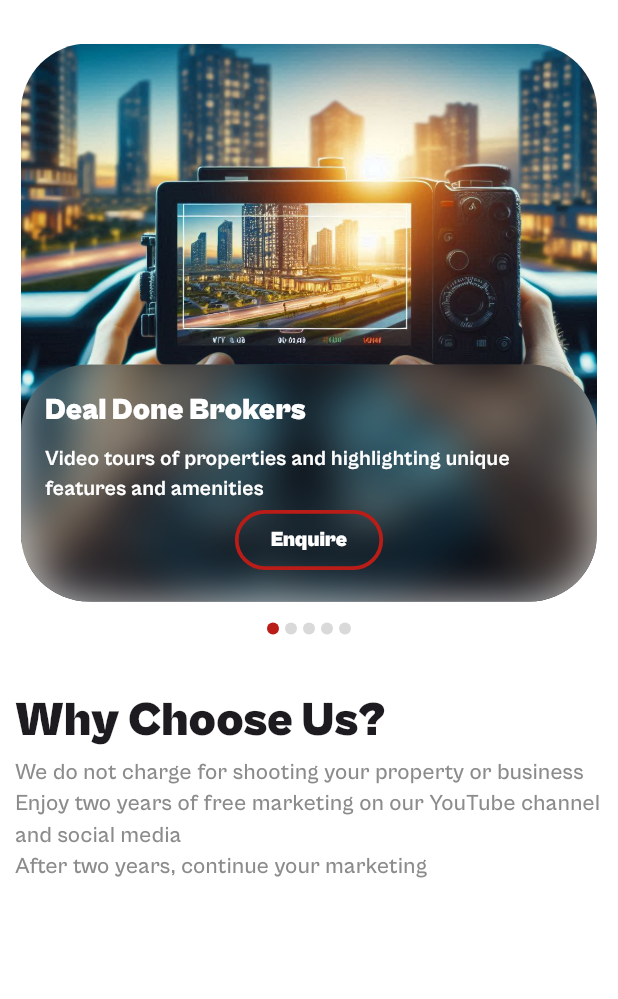
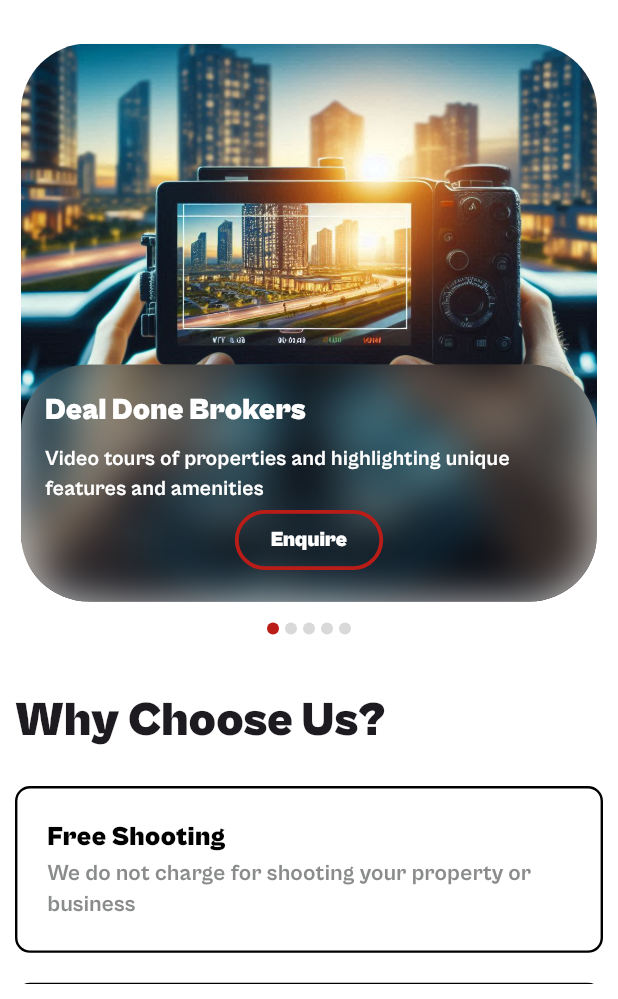
Before and after one commit to KodeInnovate-WorkSpace/s1media_app, a Flutter app: the HomeScreen screen opened directly, on a phone screen of 412 x 824 dp, the part 237-1236 px from its top. Run offline on Flutter 3.47's test engine with Material 3 defaults, Android fonts, the phone set to English and light mode, and no system bars; drawn by our look-alikes of carousel_slider; our stand-ins replace cloud_firestore, firebase_core, flutter_dotenv, get, pinput, shared_preferences and 1 more; missing offline and left inert: in_app_update, mailer; accounts and stored records are empty.

Commit message:
Add: new widgets

```diff
--- a/lib/main.dart
+++ b/lib/main.dart
@@ -94,7 +94,7 @@
           return const Scaffold(
             body: Center(
               child: CircularProgressIndicator(
-                color: Colors.green,
+                color: Color(0xffBA1D17),
               ),
             ),
           );
--- a/lib/screens/home.dart
+++ b/lib/screens/home.dart
@@ -1,17 +1,15 @@
 import 'dart:async';
 import 'dart:developer';
-import 'dart:ui';
 import 'package:carousel_slider/carousel_slider.dart';
 import 'package:flutter/material.dart';
-import 'package:flutter/services.dart';
 import 'package:get/get.dart';
-import 'package:s1media_app/screens/enquire_form.dart';
 import 'package:s1media_app/screens/login.dart';
-import 'package:s1media_app/screens/video.dart';
 import 'package:shared_preferences/shared_preferences.dart';
 import '../controller/auth_controller.dart';
 import '../controller/user_controller.dart';
 import '../model/myservice.dart';
+import '../widget/choose_us_container.dart';
+import '../widget/image_container.dart';
 
 class HomeScreen extends StatefulWidget {
   const HomeScreen({super.key});
@@ -62,7 +60,7 @@
       ),
     ];
 
-    _items = _myServices.map((service) => buildImageContainer(service)).toList();
+    _items = _myServices.map((service) => buildImageContainer(service, _myServices)).toList();
     getUserType();
     // Trigger the animation after a short delay
     Timer(const Duration(milliseconds: 500), () {
@@ -117,6 +115,7 @@
           padding: const EdgeInsets.symmetric(horizontal: 15, vertical: 50),
           child: Column(
             children: [
+              //logo
               Image.asset(
                 "assets/full_logo.png",
                 width: 120,
@@ -140,9 +139,13 @@
                 ),
 
               //Contact us
-              const ListTile(
+              InkWell(
+                onTap: () {},
+                // splashColor: const Color.fromRGBO(255, 20, 0, 100),
+                splashColor: const Color(0xffdc3545),
+                child: const ListTile(
                   leading: Icon(
-                  Icons.contact_page,
+                    Icons.near_me,
                     // size: 18,
                     color: Color(0xffdc3545),
                   ),
@@ -151,9 +154,11 @@
                     style: TextStyle(fontFamily: 'cgb', fontSize: 18),
                   ),
                 ),
+              ),
 
               //Logout Button
-              ListTile(
+              InkWell(
+                splashColor: const Color(0xffdc3545),
                 onTap: () {
                   showDialog(
                       context: context,
@@ -200,14 +205,16 @@
                             ],
                           ));
                 },
-                leading: const Icon(
+                child: const ListTile(
+                  leading: Icon(
                     Icons.logout,
                     // size: 18,
                     color: Color(0xffdc3545),
                   ),
-                title: const Text(
+                  title: Text(
                     "Logout",
                     style: TextStyle(fontFamily: 'cgb', fontSize: 18),
+                  ),
                 ),
               ),
             ],
@@ -218,30 +225,24 @@
       body: Padding(
         padding: const EdgeInsets.all(10.0),
         child: SingleChildScrollView(
+          child: AnimatedOpacity(
+            opacity: _isTextVisible ? 1.0 : 0.0,
+            duration: const Duration(seconds: 1),
             child: Column(
               mainAxisAlignment: MainAxisAlignment.center,
               crossAxisAlignment: CrossAxisAlignment.start,
               children: [
                 // Our Service
-              AnimatedOpacity(
-                opacity: _isTextVisible ? 1.0 : 0.0,
-                duration: const Duration(seconds: 1),
-                child: const Column(
-                  crossAxisAlignment: CrossAxisAlignment.start,
-                  children: [
-                    Text(
+                const Text(
                   "Our Services",
                   style: TextStyle(
                     fontFamily: "cgblack",
                     fontSize: 35,
                   ),
                 ),
-                    Text(
+                const Text(
                   "At S1Media, we offer a range of services designed to showcase your business",
                   style: TextStyle(fontFamily: "cgm", fontSize: 15, color: Color(0xff8A8B8B)),
-                    ),
-                  ],
-                ),
                 ),
                 const SizedBox(
                   height: 25,
@@ -287,116 +288,28 @@
                     fontSize: 32,
                   ),
                 ),
-              const Text(
-                "We do not charge for shooting your property or business",
-                style: TextStyle(fontFamily: "cgm", fontSize: 15, color: Color(0xff8A8B8B)),
+                const SizedBox(
+                  height: 20,
                 ),
-              const Text(
-                "Enjoy two years of free marketing on our YouTube channel and social media",
-                style: TextStyle(fontFamily: "cgm", fontSize: 15, color: Color(0xff8A8B8B)),
+
+                buildChooseUsContainer("Free Shooting", "We do not charge for shooting your property or business"),
+                const SizedBox(
+                  height: 20,
                 ),
-              const Text(
-                "After two years, continue your marketing",
-                style: TextStyle(fontFamily: "cgm", fontSize: 15, color: Color(0xff8A8B8B)),
+                buildChooseUsContainer("Free Marketing For 2 Years", "Enjoy two years of free marketing on our YouTube channel and social media"),
+                const SizedBox(
+                  height: 20,
                 ),
-            ],
-          ),
-        ),
-      ),
-    );
-  }
+                buildChooseUsContainer("Affordable Rates", "After two years, continue your marketing in affordable rates"),
 
-  Widget buildImageContainer(MyService service) {
-    return GestureDetector(
-      onTap: () {
-        Get.to(() => const VideoScreen());
-      },
-      child: Container(
-        width: double.infinity,
-        margin: const EdgeInsets.all(4.0),
-        decoration: BoxDecoration(
-          borderRadius: BorderRadius.circular(45.0),
-          color: Colors.grey[100],
-          image: DecorationImage(
-            image: AssetImage(service.imagePath),
-            fit: BoxFit.fill,
-          ),
-        ),
-        child: Stack(
-          children: [
-            Align(
-              alignment: Alignment.bottomLeft,
-              child: ClipRRect(
-                borderRadius: BorderRadius.circular(45.0),
-                child: BackdropFilter(
-                  filter: ImageFilter.blur(sigmaX: 15.0, sigmaY: 15.0),
-                  child: Container(
-                    padding: const EdgeInsets.all(16.0),
-                    color: Colors.black.withOpacity(0.2),
-                    height: 158,
-                    child: Column(
-                      mainAxisSize: MainAxisSize.min,
-                      crossAxisAlignment: CrossAxisAlignment.start,
-                      children: [
-                        // Title
-                        Text(
-                          service.title,
-                          style: const TextStyle(
-                            color: Colors.white,
-                            fontSize: 20,
-                            fontFamily: "cgblack",
-                          ),
-                        ),
-                        const SizedBox(height: 8.0),
-                        // Sub-text
-                        Text(
-                          service.subText,
-                          style: const TextStyle(
-                            color: Colors.white,
-                            fontFamily: "cgb",
-                          ),
-                        ),
-                        // Enquire button
-                        Center(
-                          child: OutlinedButton(
-                            onPressed: () async {
-                              HapticFeedback.selectionClick();
-                              Get.to(
-                                () => EnquireForm(serviceName: service.title, services: _myServices.map((s) => s.title).toList()),
-                                // transition: Transition.rightToLeft,
-                                transition: Transition.fadeIn,
-                                duration: const Duration(milliseconds: 500),
-                                // curve: Curves.easeInOut,
-                              );
-                            },
-                            style: ButtonStyle(
-                              shape: WidgetStateProperty.all<RoundedRectangleBorder>(
-                                RoundedRectangleBorder(
-                                  borderRadius: BorderRadius.circular(20.0),
-                                ),
-                              ),
-                              side: WidgetStateProperty.all<BorderSide>(
-                                const BorderSide(
-                                  color: Color(0xffBA1D17), // Set the border color
-                                  width: 2.5, // Set the border width
-                                ),
-                              ),
-                            ),
-                            child: const Text(
-                              "Enquire",
-                              style: TextStyle(color: Colors.white, fontFamily: 'cgblack'),
-                            ),
-                          ),
+                const SizedBox(
+                  height: 25,
                 ),
               ],
             ),
           ),
         ),
       ),
-            ),
-          ],
-        ),
-      ),
     );
   }
 }
--- /dev/null
+++ b/lib/widget/choose_us_container.dart
@@ -0,0 +1,28 @@
+import 'package:flutter/material.dart';
+
+Widget buildChooseUsContainer(String title, String subString) {
+  return Container(
+    width: double.infinity,
+    decoration: BoxDecoration(
+      border: Border.all(color: Colors.black, width: 1.6),
+      borderRadius: const BorderRadius.all(Radius.circular(10)),
+    ),
+    child: Padding(
+      padding: const EdgeInsets.all(20),
+      child: Column(
+        mainAxisAlignment: MainAxisAlignment.start,
+        crossAxisAlignment: CrossAxisAlignment.start,
+        children: [
+          Text(
+            title,
+            style: const TextStyle(fontFamily: "cgblack", fontSize: 18, color: Colors.black),
+          ),
+          Text(
+            subString,
+            style: const TextStyle(fontFamily: "cgb", fontSize: 15, color: Color(0xff8A8B8B)),
+          ),
+        ],
+      ),
+    ),
+  );
+}
--- /dev/null
+++ b/lib/widget/image_container.dart
@@ -0,0 +1,101 @@
+import 'dart:ui';
+import 'package:flutter/material.dart';
+import 'package:flutter/services.dart';
+import 'package:get/get.dart';
+import '../model/myservice.dart';
+import '../screens/enquire_form.dart';
+import '../screens/video.dart';
+
+Widget buildImageContainer(MyService service, List<MyService> myServices) {
+  return GestureDetector(
+    onTap: () {
+      Get.to(() => const VideoScreen());
+    },
+    child: Container(
+      width: double.infinity,
+      margin: const EdgeInsets.all(4.0),
+      decoration: BoxDecoration(
+        borderRadius: BorderRadius.circular(45.0),
+        color: Colors.grey[100],
+        image: DecorationImage(
+          image: AssetImage(service.imagePath),
+          fit: BoxFit.fill,
+        ),
+      ),
+      child: Stack(
+        children: [
+          Align(
+            alignment: Alignment.bottomLeft,
+            child: ClipRRect(
+              borderRadius: BorderRadius.circular(45.0),
+              child: BackdropFilter(
+                filter: ImageFilter.blur(sigmaX: 15.0, sigmaY: 15.0),
+                child: Container(
+                  padding: const EdgeInsets.all(16.0),
+                  color: Colors.black.withOpacity(0.2),
+                  height: 158,
+                  child: Column(
+                    mainAxisSize: MainAxisSize.min,
+                    crossAxisAlignment: CrossAxisAlignment.start,
+                    children: [
+                      // Title
+                      Text(
+                        service.title,
+                        style: const TextStyle(
+                          color: Colors.white,
+                          fontSize: 20,
+                          fontFamily: "cgblack",
+                        ),
+                      ),
+                      const SizedBox(height: 8.0),
+                      // Sub-text
+                      Text(
+                        service.subText,
+                        style: const TextStyle(
+                          color: Colors.white,
+                          fontFamily: "cgb",
+                        ),
+                      ),
+                      // Enquire button
+                      Center(
+                        child: OutlinedButton(
+                          onPressed: () async {
+                            HapticFeedback.selectionClick();
+                            Get.to(
+                              () => EnquireForm(serviceName: service.title, services: myServices.map((s) => s.title).toList()),
+                              // transition: Transition.rightToLeft,
+                              transition: Transition.fadeIn,
+                              duration: const Duration(milliseconds: 500),
+                              // curve: Curves.easeInOut,
+                            );
+                          },
+                          style: ButtonStyle(
+                            shape: WidgetStateProperty.all<RoundedRectangleBorder>(
+                              RoundedRectangleBorder(
+                                borderRadius: BorderRadius.circular(20.0),
+                              ),
+                            ),
+                            side: WidgetStateProperty.all<BorderSide>(
+                              const BorderSide(
+                                color: Color(0xffBA1D17), // Set the border color
+                                width: 2.5, // Set the border width
+                              ),
+                            ),
+                          ),
+                          child: const Text(
+                            "Enquire",
+                            style: TextStyle(color: Colors.white, fontFamily: 'cgblack'),
+                          ),
+                        ),
+                      ),
+                    ],
+                  ),
+                ),
+              ),
+            ),
+          ),
+        ],
+      ),
+    ),
+  );
+}
```
Lines whose indentation alone changed are shown as unchanged.
